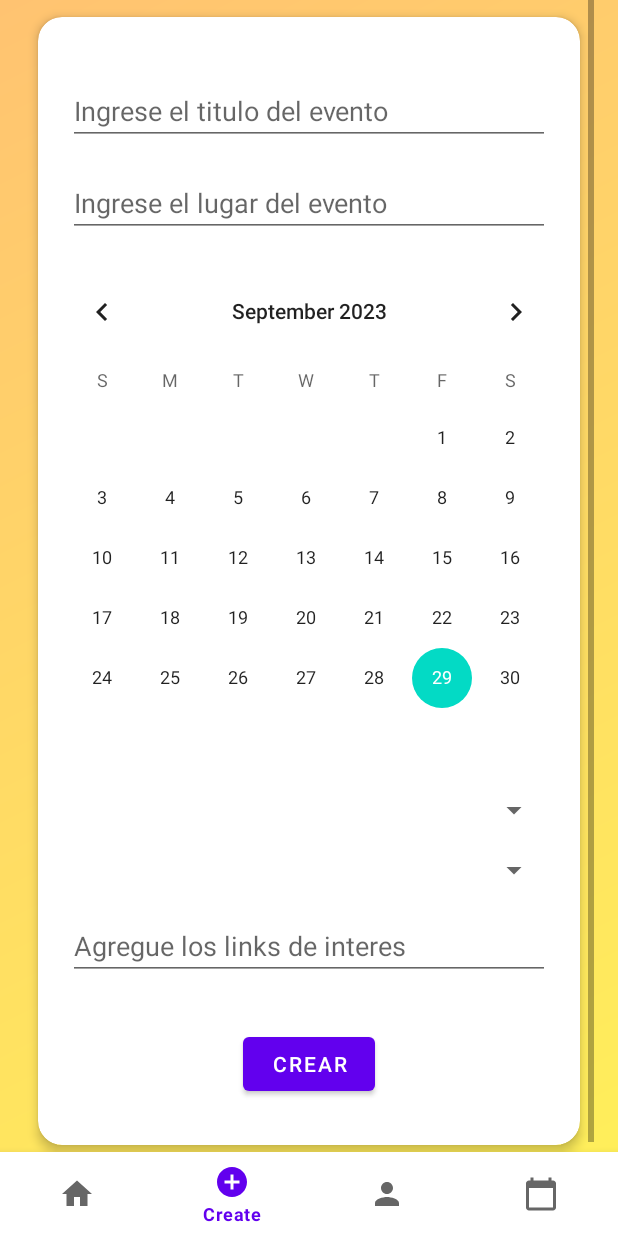
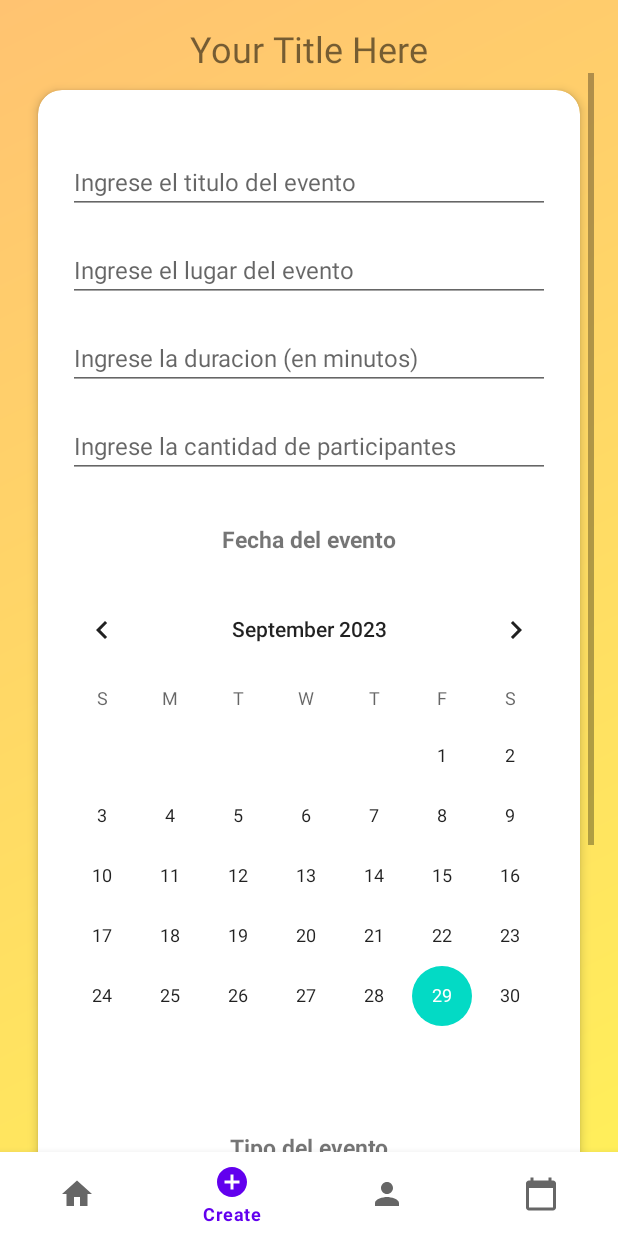
Before and after one commit to ISIS3510-202320-Team31/Android-Kotlin, an Android app: the screen it shows after launch (MainActivity), item 2 of the bottom bar chosen, on a phone screen of 412 x 824 dp. Run offline under Robolectric (Android 15) with nearby library versions, the light colour scheme and no system bars; our stand-ins replace navigation-ui.

Commit message:
add title and fix spinner

```diff
--- a/app/src/main/res/layout/fragment_event_creation.xml
+++ b/app/src/main/res/layout/fragment_event_creation.xml
@@ -1,5 +1,5 @@
 <?xml version="1.0" encoding="utf-8"?>
-<ScrollView
+<RelativeLayout
     xmlns:android="http://schemas.android.com/apk/res/android"
     xmlns:app="http://schemas.android.com/apk/res-auto"
     xmlns:tools="http://schemas.android.com/tools"
@@ -9,6 +9,21 @@
     android:paddingStart="16dp"
     android:paddingEnd="16dp"
     tools:context=".view.EventCreationFragment">
+
+    <!-- Title TextView -->
+    <TextView
+        android:id="@+id/titleTextView"
+        android:layout_width="wrap_content"
+        android:layout_height="wrap_content"
+        android:text="Your Title Here"
+        android:textSize="24sp"
+        android:layout_centerHorizontal="true"
+        android:layout_marginTop="16dp"/>
+
+    <ScrollView
+        android:layout_width="match_parent"
+        android:layout_height="match_parent"
+        android:layout_below="@+id/titleTextView">
 
         <androidx.cardview.widget.CardView
             android:layout_width="match_parent"
@@ -25,6 +40,7 @@
                     android:id="@+id/inputBox"
                     android:layout_width="0dp"
                     android:layout_height="wrap_content"
+                    android:textSize="16sp"
                     android:hint="Ingrese el titulo del evento"
                     app:layout_constraintStart_toStartOf="parent"
                     app:layout_constraintEnd_toEndOf="parent"
@@ -38,6 +54,7 @@
                     android:id="@+id/inputBoxLugar"
                     android:layout_width="0dp"
                     android:layout_height="wrap_content"
+                    android:textSize="16sp"
                     android:hint="Ingrese el lugar del evento"
                     app:layout_constraintStart_toStartOf="parent"
                     app:layout_constraintEnd_toEndOf="parent"
@@ -47,32 +64,96 @@
                     app:layout_constraintTop_toBottomOf="@+id/inputBox"
                     />
 
+                <EditText
+                    android:id="@+id/inputBoxDuration"
+                    android:layout_width="0dp"
+                    android:layout_height="wrap_content"
+                    android:textSize="16sp"
+                    android:hint="Ingrese la duracion (en minutos)"
+                    app:layout_constraintStart_toStartOf="parent"
+                    app:layout_constraintEnd_toEndOf="parent"
+                    android:layout_marginTop="16dp"
+                    android:layout_marginLeft="20dp"
+                    android:layout_marginRight="20dp"
+                    android:inputType="number"
+                    app:layout_constraintTop_toBottomOf="@+id/inputBoxLugar"
+                    />
+
+                <EditText
+                    android:id="@+id/inputBoxParticipant"
+                    android:layout_width="0dp"
+                    android:layout_height="wrap_content"
+                    android:textSize="16sp"
+                    android:hint="Ingrese la cantidad de participantes"
+                    app:layout_constraintStart_toStartOf="parent"
+                    app:layout_constraintEnd_toEndOf="parent"
+                    android:layout_marginTop="16dp"
+                    android:layout_marginLeft="20dp"
+                    android:layout_marginRight="20dp"
+                    android:inputType="number"
+                    app:layout_constraintTop_toBottomOf="@+id/inputBoxDuration"
+                    />
+
+                <TextView
+                    android:id="@+id/textViewDateEvent"
+                    android:layout_width="wrap_content"
+                    android:layout_height="wrap_content"
+                    android:text="Fecha del evento"
+                    app:layout_constraintTop_toBottomOf="@+id/inputBoxParticipant"
+                    app:layout_constraintStart_toStartOf="parent"
+                    app:layout_constraintEnd_toEndOf="parent"
+                    android:textSize="15sp"
+                    android:textStyle="bold"
+                    android:layout_marginTop="30dp"
+                    android:layout_marginHorizontal="16dp" />
+
                 <CalendarView
                     android:id="@+id/calendarView"
                     android:layout_width="0dp"
                     android:layout_height="wrap_content"
+                    android:textSize="16sp"
                     app:layout_constraintStart_toStartOf="parent"
                     android:layout_marginTop="16dp"
-                app:layout_constraintTop_toBottomOf="@+id/inputBoxLugar"
+                    app:layout_constraintTop_toBottomOf="@+id/textViewDateEvent"
                     app:layout_constraintEnd_toEndOf="parent" />
+
+                <TextView
+                    android:id="@+id/textViewTypeEvent"
+                    android:layout_width="wrap_content"
+                    android:layout_height="wrap_content"
+                    android:text="Tipo del evento"
+                    app:layout_constraintTop_toBottomOf="@+id/calendarView"
+                    app:layout_constraintStart_toStartOf="parent"
+                    app:layout_constraintEnd_toEndOf="parent"
+                    android:textSize="15sp"
+                    android:textStyle="bold"
+                    android:layout_marginTop="30dp"
+                    android:layout_marginHorizontal="16dp" />
 
                 <Spinner
                     android:id="@+id/spinner1"
                     android:layout_width="0dp"
                     android:layout_height="wrap_content"
                     android:layout_marginTop="16dp"
+                    android:entries="@array/createEvent"
+                    android:prompt="@string/create_event_spinner_prompt"
+                    android:spinnerMode="dialog"
                     app:layout_constraintStart_toStartOf="parent"
                     app:layout_constraintEnd_toEndOf="parent"
                     android:layout_marginLeft="20dp"
                     android:layout_marginRight="20dp"
-                app:layout_constraintTop_toBottomOf="@+id/calendarView"
+                    app:layout_constraintTop_toBottomOf="@+id/textViewTypeEvent"
                     />
 
-            <Spinner
-                android:id="@+id/spinner2"
+                <EditText
+                    android:id="@+id/textBoxDescription"
                     android:layout_width="0dp"
                     android:layout_height="wrap_content"
+                    android:hint="Ingrese la descripción del evento"
                     android:layout_marginTop="16dp"
+                    android:maxLength="1000"
+                    android:maxLines="4"
+                    android:textSize="16sp"
                     app:layout_constraintStart_toStartOf="parent"
                     app:layout_constraintEnd_toEndOf="parent"
                     android:layout_marginLeft="20dp"
@@ -84,13 +165,14 @@
                     android:id="@+id/textBox"
                     android:layout_width="0dp"
                     android:layout_height="wrap_content"
+                    android:textSize="16sp"
                     android:hint="Agregue los links de interes"
                     android:layout_marginTop="16dp"
                     app:layout_constraintStart_toStartOf="parent"
                     app:layout_constraintEnd_toEndOf="parent"
                     android:layout_marginLeft="20dp"
                     android:layout_marginRight="20dp"
-                app:layout_constraintTop_toBottomOf="@+id/spinner2"
+                    app:layout_constraintTop_toBottomOf="@+id/textBoxDescription"
                     />
 
                 <Button
@@ -98,13 +180,16 @@
                     android:layout_width="wrap_content"
                     android:layout_height="wrap_content"
                     android:text="Crear"
+                    android:textSize="16sp"
                     app:layout_constraintStart_toStartOf="parent"
                     app:layout_constraintEnd_toEndOf="parent"
                     android:layout_marginTop="32dp"
                     android:layout_marginBottom="30dp"
                     app:layout_constraintTop_toBottomOf="@+id/textBox"
-                app:layout_constraintBottom_toBottomOf="parent" />
+                    app:layout_constraintBottom_toBottomOf="parent"
+                    android:backgroundTint="@color/blueButtonColor"/>
 
             </androidx.constraintlayout.widget.ConstraintLayout>
         </androidx.cardview.widget.CardView>
     </ScrollView>
+</RelativeLayout>
--- a/app/src/main/res/values/spinner_signup.xml
+++ b/app/src/main/res/values/spinner_signup.xml
@@ -38,4 +38,11 @@
         <item>Química</item>
         <item>Otro</item>
     </string-array>
+    <string-array name="createEvent">
+        <item>Académico</item>
+        <item>Cultural</item>
+        <item>Deportivo</item>
+        <item>Entretenimiento</item>
+        <item>Otro</item>
+    </string-array>
 </resources>
--- a/app/src/main/res/values/strings.xml
+++ b/app/src/main/res/values/strings.xml
@@ -11,4 +11,5 @@
     <string name="hello_second_fragment">Hello second fragment. Arg: %1$s</string>
     <string name="title_activity_calendar">CalendarActivity</string>
     <string name="sign_up_spinner_prompt">Seleccione su carrera</string>
+    <string name="create_event_spinner_prompt">Seleccione el tipo de evento</string>
 </resources>
```
Lines whose indentation alone changed are shown as unchanged.
